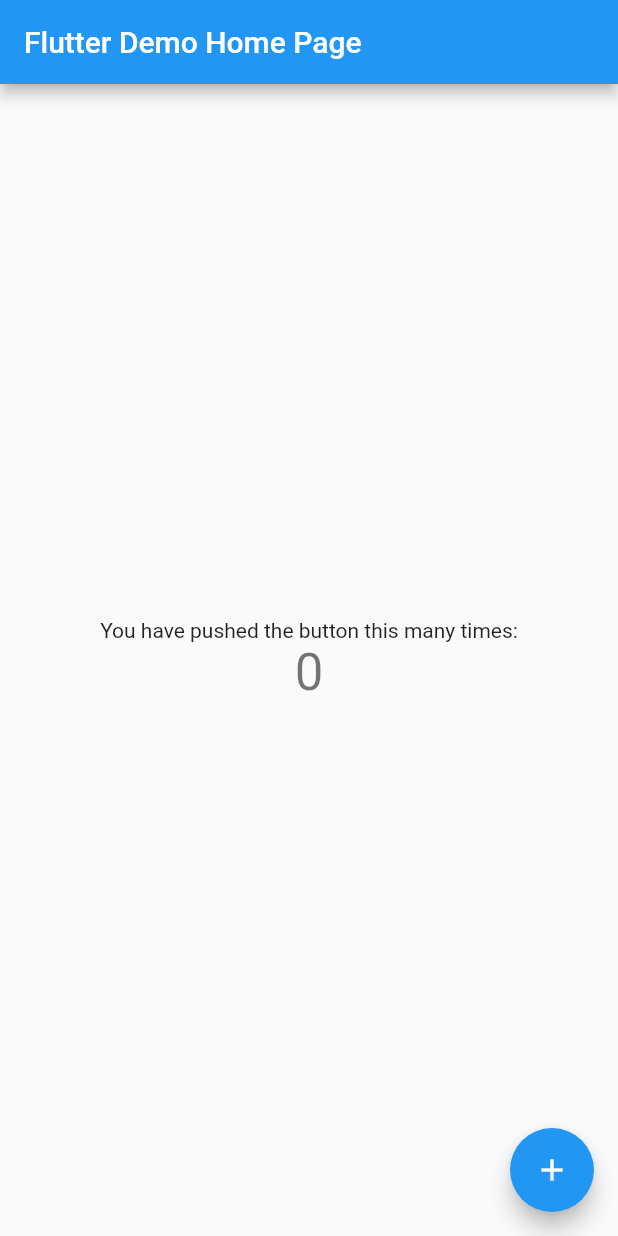
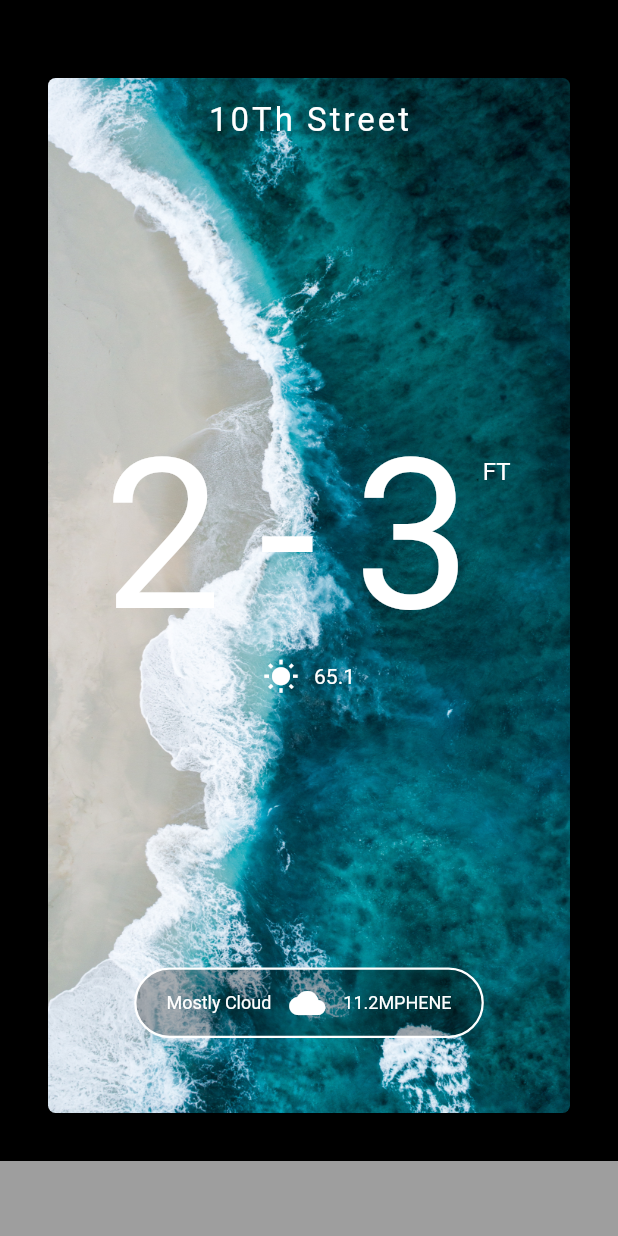
Before and after one commit to rookie-12/flipcards, a Flutter app: the screen it shows after launch, on a phone screen of 412 x 824 dp. Run offline on Flutter 3.47's test engine with Material 2 defaults, Android fonts, the phone set to English and light mode, and no system bars.

Commit message:
wip flip card
Signed-off-by: rookie-12 <31390398+rookie-12@users.noreply.github.com>

```diff
--- /dev/null
+++ b/lib/CardCarousel.dart
@@ -0,0 +1,178 @@
+import 'package:flutter/cupertino.dart';
+import 'package:flutter/material.dart';
+
+class CardCarousel extends StatefulWidget {
+  @override
+  _CardCarouselState createState() => _CardCarouselState();
+}
+
+class _CardCarouselState extends State<CardCarousel> {
+  @override
+  Widget build(BuildContext context) {
+    return Column(
+      mainAxisAlignment: MainAxisAlignment.center,
+      children: <Widget>[
+        // status bar
+        Container(
+          width: double.infinity,
+          height: 20.0,
+        ),
+
+        Expanded(
+          child: Padding(
+            padding: const EdgeInsets.all(32.0),
+            child: stackBody(),
+          ),
+        ),
+        Container(
+          width: double.infinity,
+          height: 50.0,
+          color: Colors.grey,
+        )
+      ],
+    );
+  }
+
+  Stack stackBody() {
+    return Stack(
+      fit: StackFit.expand,
+      children: <Widget>[
+        ClipRRect(
+          borderRadius: BorderRadius.all(
+            Radius.circular(5.0),
+          ),
+          child: Image.asset(
+            "assets/carousel_images/beach.jpg",
+            fit: BoxFit.cover,
+          ),
+        ),
+        Column(
+          mainAxisAlignment: MainAxisAlignment.start,
+          children: <Widget>[
+            Padding(
+              padding: const EdgeInsets.only(
+                top: 15.0,
+                right: 20.0,
+                left: 20.0,
+              ),
+              child: Text(
+                "10Th Street",
+                style: TextStyle(
+                  color: Colors.white,
+                  fontSize: 22.0,
+                  letterSpacing: 2.0,
+                ),
+              ),
+            ),
+            Expanded(
+              child: Container(),
+            ),
+            Row(
+              mainAxisAlignment: MainAxisAlignment.center,
+              crossAxisAlignment: CrossAxisAlignment.start,
+              children: <Widget>[
+                Text(
+                  "2 - 3",
+                  style: TextStyle(
+                    letterSpacing: -5.0,
+                    color: Colors.white,
+                    fontSize: 140.0,
+                  ),
+                ),
+                Padding(
+                  padding: const EdgeInsets.only(
+                    top: 30.0,
+                    left: 10.0,
+                  ),
+                  child: Text(
+                    "FT",
+                    style: TextStyle(
+                      fontSize: 16.0,
+                      color: Colors.white,
+                    ),
+                  ),
+                )
+              ],
+            ),
+            Row(
+              mainAxisAlignment: MainAxisAlignment.center,
+              children: <Widget>[
+                Icon(
+                  Icons.wb_sunny,
+                  color: Colors.white,
+                ),
+                Padding(
+                  padding: const EdgeInsets.only(
+                    left: 10.0,
+                  ),
+                  child: Text(
+                    "65.1",
+                    style: TextStyle(
+                      color: Colors.white,
+                    ),
+                  ),
+                )
+              ],
+            ),
+            Expanded(
+              child: Container(),
+            ),
+            Padding(
+              padding: const EdgeInsets.only(
+                bottom: 50.0,
+              ),
+              child: Container(
+                decoration: BoxDecoration(
+                  borderRadius: BorderRadius.all(
+                    Radius.circular(30.0),
+                  ),
+                  color: Colors.black.withOpacity(0.3),
+                  border: Border.all(
+                    color: Colors.white,
+                    width: 1.5,
+                  ),
+                ),
+                child: Padding(
+                  padding: const EdgeInsets.symmetric(
+                    horizontal: 20.0,
+                    vertical: 10.0,
+                  ),
+                  child: Row(
+                    mainAxisAlignment: MainAxisAlignment.center,
+                    mainAxisSize: MainAxisSize.min,
+                    children: <Widget>[
+                      Text(
+                        "Mostly Cloud",
+                        style: TextStyle(
+                          color: Colors.white,
+                          fontSize: 12.0,
+                        ),
+                      ),
+                      Padding(
+                        padding: const EdgeInsets.only(
+                          left: 12.0,
+                          right: 12.0,
+                        ),
+                        child: Icon(
+                          Icons.wb_cloudy,
+                          color: Colors.white,
+                        ),
+                      ),
+                      Text(
+                        "11.2MPHENE",
+                        style: TextStyle(
+                          color: Colors.white,
+                          fontSize: 12.0,
+                        ),
+                      )
+                    ],
+                  ),
+                ),
+              ),
+            )
+          ],
+        )
+      ],
+    );
+  }
+}
--- a/lib/main.dart
+++ b/lib/main.dart
@@ -1,23 +1,18 @@
+import 'package:flipcards/CardCarousel.dart';
 import 'package:flutter/material.dart';
+import 'package:flutter/services.dart';
 
-void main() => runApp(MyApp());
+void main() {
+  SystemChrome.setSystemUIOverlayStyle(SystemUiOverlayStyle.dark);
+  runApp(MyApp());
+}
 
 class MyApp extends StatelessWidget {
-  // This widget is the root of your application.
   @override
   Widget build(BuildContext context) {
     return MaterialApp(
-      title: 'Flutter Demo',
+      title: 'Flip cards',
       theme: ThemeData(
-        // This is the theme of your application.
-        //
-        // Try running your application with "flutter run". You'll see the
-        // application has a blue toolbar. Then, without quitting the app, try
-        // changing the primarySwatch below to Colors.green and then invoke
-        // "hot reload" (press "r" in the console where you ran "flutter run",
-        // or simply save your changes to "hot reload" in a Flutter IDE).
-        // Notice that the counter didn't reset back to zero; the application
-        // is not restarted.
         primarySwatch: Colors.blue,
       ),
       home: MyHomePage(title: 'Flutter Demo Home Page'),
@@ -28,15 +23,6 @@ class MyApp extends StatelessWidget {
 class MyHomePage extends StatefulWidget {
   MyHomePage({Key key, this.title}) : super(key: key);
 
-  // This widget is the home page of your application. It is stateful, meaning
-  // that it has a State object (defined below) that contains fields that affect
-  // how it looks.
-
-  // This class is the configuration for the state. It holds the values (in this
-  // case the title) provided by the parent (in this case the App widget) and
-  // used by the build method of the State. Fields in a Widget subclass are
-  // always marked "final".
-
   final String title;
 
   @override
@@ -44,68 +30,11 @@ class MyHomePage extends StatefulWidget {
 }
 
 class _MyHomePageState extends State<MyHomePage> {
-  int _counter = 0;
-
-  void _incrementCounter() {
-    setState(() {
-      // This call to setState tells the Flutter framework that something has
-      // changed in this State, which causes it to rerun the build method below
-      // so that the display can reflect the updated values. If we changed
-      // _counter without calling setState(), then the build method would not be
-      // called again, and so nothing would appear to happen.
-      _counter++;
-    });
-  }
-
   @override
   Widget build(BuildContext context) {
-    // This method is rerun every time setState is called, for instance as done
-    // by the _incrementCounter method above.
-    //
-    // The Flutter framework has been optimized to make rerunning build methods
-    // fast, so that you can just rebuild anything that needs updating rather
-    // than having to individually change instances of widgets.
     return Scaffold(
-      appBar: AppBar(
-        // Here we take the value from the MyHomePage object that was created by
-        // the App.build method, and use it to set our appbar title.
-        title: Text(widget.title),
-      ),
-      body: Center(
-        // Center is a layout widget. It takes a single child and positions it
-        // in the middle of the parent.
-        child: Column(
-          // Column is also a layout widget. It takes a list of children and
-          // arranges them vertically. By default, it sizes itself to fit its
-          // children horizontally, and tries to be as tall as its parent.
-          //
-          // Invoke "debug painting" (press "p" in the console, choose the
-          // "Toggle Debug Paint" action from the Flutter Inspector in Android
-          // Studio, or the "Toggle Debug Paint" command in Visual Studio Code)
-          // to see the wireframe for each widget.
-          //
-          // Column has various properties to control how it sizes itself and
-          // how it positions its children. Here we use mainAxisAlignment to
-          // center the children vertically; the main axis here is the vertical
-          // axis because Columns are vertical (the cross axis would be
-          // horizontal).
-          mainAxisAlignment: MainAxisAlignment.center,
-          children: <Widget>[
-            Text(
-              'You have pushed the button this many times:',
-            ),
-            Text(
-              '$_counter',
-              style: Theme.of(context).textTheme.display1,
-            ),
-          ],
-        ),
-      ),
-      floatingActionButton: FloatingActionButton(
-        onPressed: _incrementCounter,
-        tooltip: 'Increment',
-        child: Icon(Icons.add),
-      ), // This trailing comma makes auto-formatting nicer for build methods.
+      backgroundColor: Colors.black,
+      body: CardCarousel(),
     );
   }
 }
--- a/pubspec.yaml
+++ b/pubspec.yaml
@@ -44,7 +44,11 @@ flutter:
   # assets:
   #  - images/a_dot_burr.jpeg
   #  - images/a_dot_ham.jpeg
-
+  assets:
+   - assets/carousel_images/beach.jpg
+   - assets/carousel_images/canada.jpg
+   - assets/carousel_images/mountain.jpg
+   - assets/carousel_images/rainy.jpg
   # An image asset can refer to one or more resolution-specific "variants", see
   # https://flutter.dev/assets-and-images/#resolution-aware.
 
```
Also changed, not shown: assets/carousel_images/beach.jpg (added), assets/carousel_images/canada.jpg (added), assets/carousel_images/mountain.jpg (added), assets/carousel_images/rainy.jpg (added), 6 other files.
